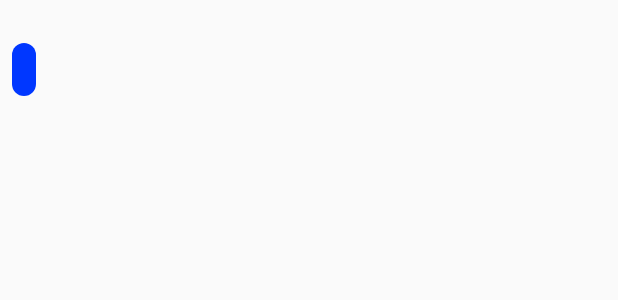
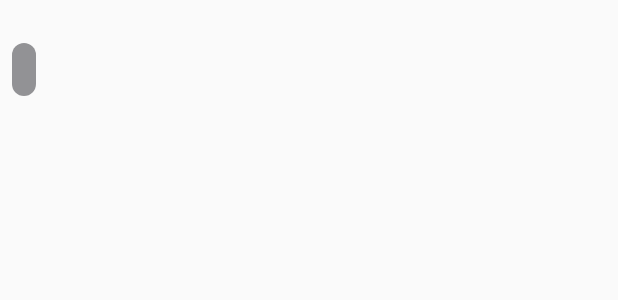
Before and after one commit to wjanoti/autosure, an Android app: the layout item_message_received.xml on its own in the app's theme, with its tools: preview values and no code run, on a phone screen of 412 x 824 dp. Shown: the top 300 px of the screen. Run offline under Robolectric (Android 15) with nearby library versions, the phone set to English and light mode, and no system bars.

Commit message:
WIP: claim messages

```diff
--- a/app/src/main/res/drawable/rounded_rectangle.xml
+++ b/app/src/main/res/drawable/blue_rounded_rectangle.xml
@@ -1,7 +1,7 @@
 <?xml version="1.0" encoding="utf-8"?>
 <shape xmlns:android="http://schemas.android.com/apk/res/android" android:shape="rectangle" >
     <solid
-        android:color="#0037FF" >
+        android:color="#0073FF" >
     </solid>
     <corners
         android:radius="20dp">
--- /dev/null
+++ b/app/src/main/res/drawable/gray_rounded_rectangle.xml
@@ -0,0 +1,9 @@
+<?xml version="1.0" encoding="utf-8"?>
+<shape xmlns:android="http://schemas.android.com/apk/res/android" android:shape="rectangle" >
+    <solid
+        android:color="#929295" >
+    </solid>
+    <corners
+        android:radius="20dp">
+    </corners>
+</shape>
--- a/app/src/main/res/layout/item_message_received.xml
+++ b/app/src/main/res/layout/item_message_received.xml
@@ -23,7 +23,7 @@
         android:layout_height="wrap_content"
         android:layout_marginStart="8dp"
         android:layout_marginTop="4dp"
-        android:background="@drawable/rounded_rectangle"
+        android:background="@drawable/gray_rounded_rectangle"
         android:maxWidth="240dp"
         android:padding="8dp"
         android:textColor="#ffffff"
--- a/app/src/main/res/layout/item_message_sent.xml
+++ b/app/src/main/res/layout/item_message_sent.xml
@@ -24,7 +24,7 @@
         android:layout_height="wrap_content"
         android:layout_marginTop="8dp"
         android:layout_marginEnd="8dp"
-        android:background="@drawable/rounded_rectangle"
+        android:background="@drawable/blue_rounded_rectangle"
         android:maxWidth="240dp"
         android:padding="8dp"
         android:textColor="#ffffff"
```
Also changed, not shown: app/src/main/java/no/uio/ifi/autosure/ClaimMessagesActivity.java (+33 -4 lines), app/src/main/java/no/uio/ifi/autosure/helpers/WSHelper.java (+19 -0 lines), app/src/main/res/layout/activity_claim_messages.xml (+6 -6 lines).
